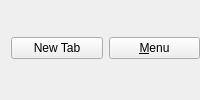
Before: the Qt Designer form src/media_downloader/ui/tab_buttons.ui in markop404/media-downloader, drawn with Qt 5.
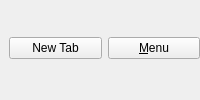
After: the same form once the commit is applied. Icons and pictures are not drawn.

Commit message: Update tab buttons

What changed in the file:
```diff
--- a/src/media_downloader/ui/tab_buttons.ui
+++ b/src/media_downloader/ui/tab_buttons.ui
@@ -3,6 +3,9 @@
  <class>TabButtons</class>
  <widget class="QWidget" name="TabButtons">
   <layout class="QHBoxLayout" name="horizontalLayout">
+   <property name="leftMargin">
+    <number>9</number>
+   </property>
    <property name="topMargin">
     <number>0</number>
    </property>
@@ -10,7 +13,7 @@
     <number>0</number>
    </property>
    <property name="bottomMargin">
-    <number>3</number>
+    <number>4</number>
    </property>
    <item>
     <widget class="QPushButton" name="newTabButton">
```
The commit also changes 1 other file.
